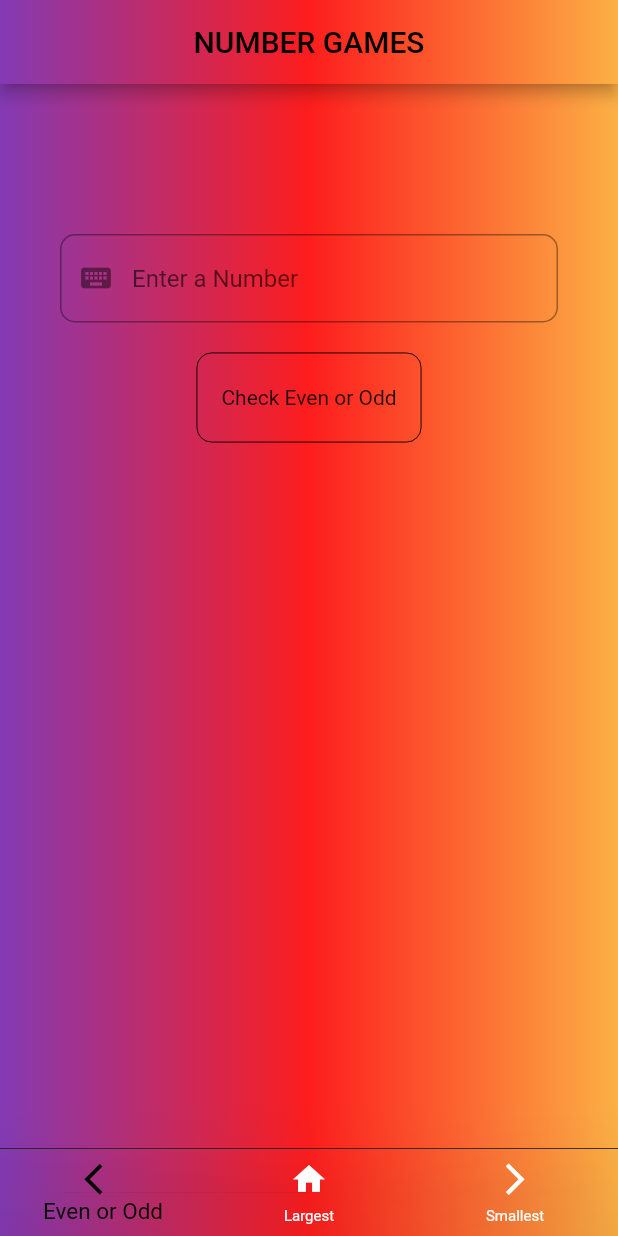
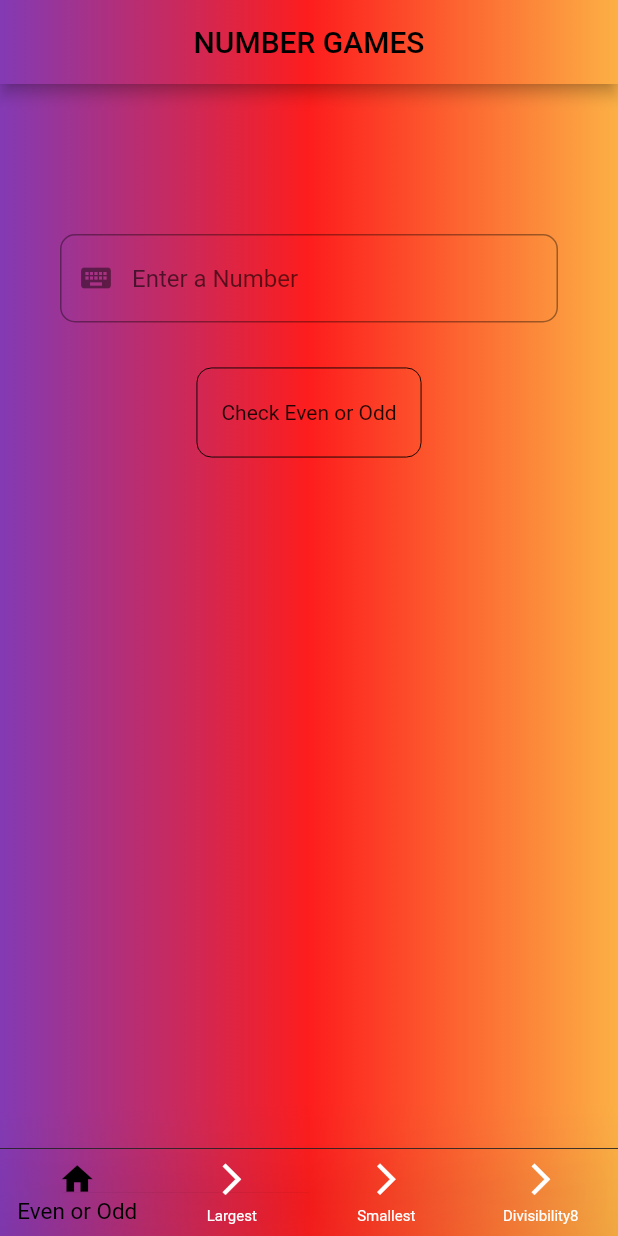
Before and after one commit to parentsmyworld/numbergameswithnavigationbar, a Flutter app: the screen it shows after launch, on a phone screen of 412 x 824 dp. Run offline on Flutter 3.47's test engine with Material 2 defaults, Android fonts, the phone set to English and light mode, and no system bars.

Commit message:
divisibility added

```diff
--- a/lib/main.dart
+++ b/lib/main.dart
@@ -1,6 +1,6 @@
 import 'package:flutter/material.dart';
 import 'package:flutter_calculatornavigatbar/pages/Smallest.dart';
-
+import 'package:flutter_calculatornavigatbar/pages/divisibilityby8.dart';
 import 'package:flutter_calculatornavigatbar/pages/evenodd.dart';
 import 'package:flutter_calculatornavigatbar/pages/largest.dart';
 void main(){
@@ -12,7 +12,7 @@ class Home extends StatefulWidget {
 }
 
 class _HomeState extends State<Home> {
-  final pages=[EvenorOdd(),Largest(),Smallest()];
+  final pages=[EvenorOdd(),Largest(),Smallest(),Div()];
   int _myindex=0;
 
   @override
@@ -59,14 +59,17 @@ class _HomeState extends State<Home> {
               items: [
                 BottomNavigationBarItem(
 
-                    icon: Icon(Icons.arrow_back_ios),
+                    icon: Icon(Icons.home),
                 title: Text("Even or Odd")),
                 BottomNavigationBarItem(
-                    icon: Icon(Icons.home),
+                    icon: Icon(Icons.arrow_forward_ios),
                     title: Text("Largest")),
                 BottomNavigationBarItem(
                     icon: Icon(Icons.arrow_forward_ios),
                     title: Text("Smallest")),
+                BottomNavigationBarItem(
+                    icon: Icon(Icons.arrow_forward_ios),
+                    title: Text("Divisibility8"))
               ]),
         ),
       ),
--- a/lib/pages/evenodd.dart
+++ b/lib/pages/evenodd.dart
@@ -39,7 +39,7 @@ class _EvenorOddState extends State<EvenorOdd> {
                         hintText: "Enter a Number"
                     )
                 ),
-                SizedBox(height: 20.0,),
+                SizedBox(height: 30.0,),
                 GestureDetector(
                   onTap: (){
                     setState(() {
```
Also changed, not shown: lib/pages/divisibilityby8.dart (added, +78 -0 lines), lib/pages/counter.dart (deleted).
